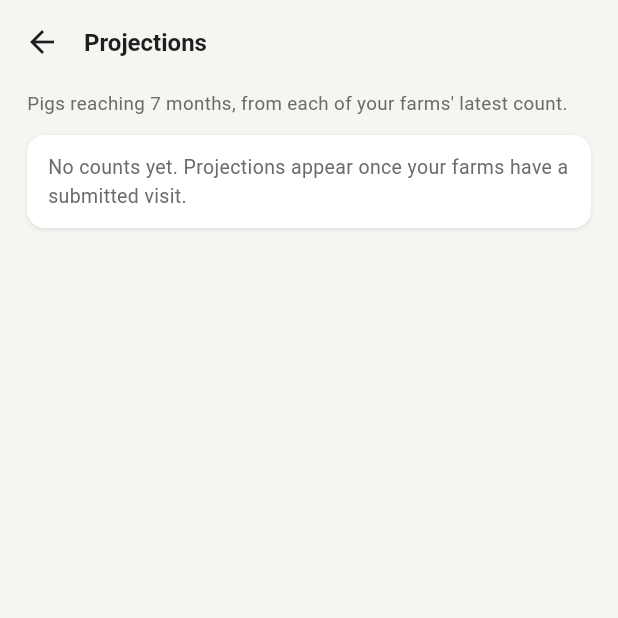
After one commit to mbururyan/piggery-evaluator, a Flutter app: the ProjectionsScreen screen opened directly, on a phone screen of 412 x 824 dp, the top half of it. The commit adds this screen. Run offline on Flutter 3.47's test engine with Material 3 defaults, Android fonts, the phone set to English and light mode, and no system bars; our stand-ins replace cloud_firestore, firebase_auth, firebase_core, firebase_crashlytics, flutter_svg, pdf and 3 more; missing offline and left inert: excel_plus; accounts and stored records are empty.

Commit message:
done projections and release signin keys

```diff
--- a/lib/models/farmer.dart
+++ b/lib/models/farmer.dart
@@ -51,6 +51,7 @@ class FarmerSummary {
     this.growing,
     this.gilts,
     this.boars,
+    this.bands = const {},
     this.scorePct,
   });
 
@@ -67,6 +68,11 @@ class FarmerSummary {
   final int? growing;
   final int? gilts;
   final int? boars;
+
+  /// The latest visit's count per age band, keyed like
+  /// PopulationTemplate.bands (m0_1 … m7p), for the Projections page.
+  /// Empty for summaries written before 25 Nov, until the backfill runs.
+  final Map<String, int> bands;
 
   /// The latest visit's score, 0–100.
   final int? scorePct;
@@ -90,6 +96,10 @@ class FarmerSummary {
       growing: count('growing'),
       gilts: count('gilts'),
       boars: count('boars'),
+      bands: {
+        for (final e in ((pop?['bands'] as Map?) ?? const {}).entries)
+          if (e.value is num) e.key as String: (e.value as num).toInt(),
+      },
       scorePct: (m['score_pct'] as num?)?.toInt(),
     );
   }
--- /dev/null
+++ b/lib/screens/projections_screen.dart
@@ -0,0 +1,288 @@
+import 'package:firebase_crashlytics/firebase_crashlytics.dart';
+import 'package:flutter/material.dart';
+
+import '../models/farmer.dart';
+import '../services/due_visits.dart';
+import '../services/farmer_service.dart';
+import '../services/projection_export.dart';
+import '../services/projections.dart';
+import '../theme/app_theme.dart';
+import '../widgets/charts.dart';
+import 'due_visits_screen.dart';
+import 'farmer_detail_screen.dart';
+
+const _monthNames = [
+  'January', 'February', 'March', 'April', 'May', 'June',
+  'July', 'August', 'September', 'October', 'November', 'December',
+];
+
+/// "Projections", from the drawer: pigs reaching market age (7 months) per
+/// month across the EO's own farmers, this month and the four after it.
+///
+/// Built from each farmer's summary (written by the Cloud Function), not
+/// from visits: the phone only caches its EO's own visits, and a farm's
+/// latest count may be a predecessor's or a paper one.
+class ProjectionsScreen extends StatefulWidget {
+  const ProjectionsScreen({super.key});
+
+  @override
+  State<ProjectionsScreen> createState() => _ProjectionsScreenState();
+}
+
+class _ProjectionsScreenState extends State<ProjectionsScreen> {
+  final _farmers = FarmerService.instance.myFarmers();
+
+  /// Which month rows are open, by position. Several can be open at once,
+  /// so two months' farms can be compared side by side while scrolling.
+  final _open = <int>{};
+
+  /// True while the workbook is being built, so a second tap can't start
+  /// a second export.
+  bool _exporting = false;
+
+  @override
+  Widget build(BuildContext context) {
+    // The stream sits outside the Scaffold so the app bar's Excel button
+    // exports exactly the numbers on screen.
+    return StreamBuilder<List<Farmer>>(
+      stream: _farmers,
+      builder: (context, snap) {
+        final farmers = snap.data;
+        // The same limit as "Due for a visit", so "over 4 months old"
+        // here and the drawer's count always agree.
+        final staleMonths = DueVisitsService.instance.due.value?.months ?? 4;
+        final p = farmers == null
+            ? null
+            : Projections.compute(farmers, now: DateTime.now(), staleMonths: staleMonths);
+
+        return Scaffold(
+          appBar: AppBar(
+            backgroundColor: AppColors.page,
+            foregroundColor: AppColors.ink,
+            titleSpacing: 0,
+            title: const Text('Projections',
+                style: TextStyle(fontSize: 16, fontWeight: FontWeight.w600)),
+            actions: [
+              if (p != null && p.countedFarms > 0)
+                Padding(
+                  padding: const EdgeInsets.only(right: 6),
+                  child: TextButton.icon(
+                    onPressed: _exporting ? null : () => _export(p, staleMonths),
+                    icon: _exporting
+                        ? const SizedBox.square(
+                            dimension: 16, child: CircularProgressIndicator(strokeWidth: 2))
+                        : const Icon(Icons.file_download_outlined, size: 18),
+                    label: const Text('Excel',
+                        style: TextStyle(fontSize: 13, fontWeight: FontWeight.w600)),
+                  ),
+                ),
+            ],
+          ),
+          body: p == null
+              ? const Center(child: CircularProgressIndicator(strokeWidth: 2.4))
+              : _body(p, staleMonths),
+        );
+      },
+    );
+  }
+
+  Future<void> _export(Projections p, int staleMonths) async {
+    setState(() => _exporting = true);
+    final messenger = ScaffoldMessenger.of(context);
+    try {
+      await ProjectionExport.share(p, staleMonths: staleMonths);
+    } catch (e, st) {
+      // Same as the PDF export: tell the EO, and send the details to
+      // Crashlytics so the real error can be seen.
+      FirebaseCrashlytics.instance.recordError(e, st, reason: 'Projections Excel export');
+      messenger.showSnackBar(const SnackBar(
+          content: Text("Couldn't make the Excel file. Please try again.")));
+    } finally {
+      if (mounted) setState(() => _exporting = false);
+    }
+  }
+
+  Widget _body(Projections p, int staleMonths) {
+    final first = p.months.first.month;
+    final last = p.months.last.month;
+    return ListView(
+      padding: const EdgeInsets.fromLTRB(18, 4, 18, 24),
+      children: [
+        const Text(
+          "Pigs reaching ${Projections.readyAge} months, from each of your farms' latest count.",
+          style: TextStyle(fontSize: 12.5, color: AppColors.muted),
+        ),
+        const SizedBox(height: 12),
+        if (p.countedFarms == 0)
+          _card(const Text(
+            'No counts yet. Projections appear once your farms have a submitted visit.',
+            style: TextStyle(fontSize: 13, color: AppColors.muted),
+          ))
+        else ...[
+          _card(Column(crossAxisAlignment: CrossAxisAlignment.stretch, children: [
+            Row(children: [
+              const Expanded(
+                child: Text('Pigs ready for market',
+                    style: TextStyle(
+                        fontSize: 13.5, fontWeight: FontWeight.w600, color: AppColors.ink)),
+              ),
+              Text('${p.totalPigs} by ${_monthNames[last.month - 1].substring(0, 3)}',
+                  style: const TextStyle(fontSize: 12, color: AppColors.muted)),
+            ]),
+            const SizedBox(height: 2),
+            Text('From ${p.countedFarms} ${p.countedFarms == 1 ? 'farm' : 'farms'}',
+                style: const TextStyle(fontSize: 11.5, color: AppColors.muted)),
+            const SizedBox(height: 10),
+            VBarChart(bars: [
+              for (final m in p.months)
+                BarDatum(_monthNames[m.month.month - 1].substring(0, 3), m.pigs,
+                    highlight: m.month == first),
+            ]),
+          ])),
+          for (var i = 0; i < p.months.length; i++) _monthRow(i, p.months[i], i == 0),
+          const SizedBox(height: 4),
+          _notes(p, staleMonths, first, last),
+        ],
+      ],
+    );
+  }
+
+  /// A month's total; tap to see which farms make it up.
+  Widget _monthRow(int i, ProjectedMonth m, bool isThisMonth) {
+    final open = _open.contains(i);
+    final name = '${_monthNames[m.month.month - 1]} ${m.month.year}';
+    // A long list helps nobody on a phone: the biggest ten, then a count.
+    const shown = 10;
+    return Container(
+      margin: const EdgeInsets.only(bottom: 8),
+      decoration: BoxDecoration(
+        color: AppColors.white,
+        borderRadius: BorderRadius.circular(12),
+        boxShadow: AppShadows.card,
+      ),
+      child: Column(children: [
+        InkWell(
+          borderRadius: BorderRadius.circular(12),
+          onTap: m.farms.isEmpty
+              ? null
+              : () => setState(() => open ? _open.remove(i) : _open.add(i)),
+          child: Padding(
+            padding: const EdgeInsets.fromLTRB(14, 12, 10, 12),
+            child: Row(children: [
+              Expanded(
+                child: Column(crossAxisAlignment: CrossAxisAlignment.start, children: [
+                  Text(name,
+                      style: const TextStyle(
+                          fontSize: 13.5, fontWeight: FontWeight.w600, color: AppColors.ink)),
+                  Text(
+                    isThisMonth
+                        ? 'This month'
+                        : '${m.farms.length} ${m.farms.length == 1 ? 'farm' : 'farms'}',
+                    style: const TextStyle(fontSize: 11.5, color: AppColors.muted),
+                  ),
+                ]),
+              ),
+              Text('${m.pigs}',
+                  style: const TextStyle(
+                      fontSize: 17, fontWeight: FontWeight.w700, color: AppColors.ink)),
+              const Text(' pigs', style: TextStyle(fontSize: 12, color: AppColors.muted)),
+              const SizedBox(width: 4),
+              Icon(open ? Icons.expand_less : Icons.expand_more,
+                  size: 20, color: m.farms.isEmpty ? AppColors.line : AppColors.muted),
+            ]),
+          ),
+        ),
+        if (open) ...[
+          const Divider(height: 1, color: AppColors.line),
+          Padding(
+            padding: const EdgeInsets.fromLTRB(14, 4, 14, 8),
+            child: Column(crossAxisAlignment: CrossAxisAlignment.stretch, children: [
+              for (final (f, pigs) in m.farms.take(shown))
+                HBarRow(
+                  label: f.name,
+                  fraction: pigs / m.farms.first.$2,
+                  value: '$pigs',
+                  onTap: () => Navigator.of(context).push(MaterialPageRoute(
+                      builder: (_) => FarmerDetailScreen(farmerId: f.id))),
+                ),
+              if (m.farms.length > shown)
+                Padding(
+                  padding: const EdgeInsets.only(top: 4),
+                  child: Text(
+                    '+ ${m.farms.length - shown} more farms, '
+                    '${m.farms.skip(shown).fold<int>(0, (n, e) => n + e.$2)} pigs',
+                    style: const TextStyle(fontSize: 11.5, color: AppColors.muted),
+                  ),
+                ),
+            ]),
+          ),
+        ],
+      ]),
+    );
+  }
+
+  /// What the numbers leave out. Plain sentences: these are the questions
+  /// a manager asks first when shown a forecast.
+  Widget _notes(Projections p, int staleMonths, DateTime first, DateTime last) {
+    final firstName = _monthNames[first.month - 1];
+    final lastName = _monthNames[last.month - 1];
+    final lines = <Widget>[
+      if (p.staleFarms > 0)
+        _note(
+          '${p.staleFarms} of ${p.countedFarms} farms were last counted over '
+          '$staleMonths months ago. Still included, but those numbers are the '
+          'least reliable.',
+          action: TextButton(
+            onPressed: () => Navigator.of(context)
+                .push(MaterialPageRoute(builder: (_) => const DueVisitsScreen())),
+            child: const Text("See who's due",
+                style: TextStyle(fontSize: 12.5, fontWeight: FontWeight.w600)),
+          ),
+        ),
+      if (p.pastPigs > 0)
+        _note('${p.pastPigs} pigs from older counts were ready before $firstName. '
+            "Left out: they've most likely gone."),
+      if (p.laterPigs > 0)
+        _note('${p.laterPigs} younger pigs will be ready after $lastName.'),
+      if (p.uncountedFarms > 0)
+        _note('${p.uncountedFarms} of your farms have no count yet and are not included.'),
+      _note('Litters born after a visit are not counted, so later months will '
+          'turn out higher than shown.'),
+      _note('These are pigs reaching market age, not confirmed deliveries to FCL.'),
+    ];
+    return _card(Column(crossAxisAlignment: CrossAxisAlignment.stretch, children: [
+      const Text('About these numbers',
+          style: TextStyle(fontSize: 13, fontWeight: FontWeight.w600, color: AppColors.ink)),
+      const SizedBox(height: 6),
+      ...lines,
+    ]));
+  }
+
+  Widget _note(String text, {Widget? action}) => Padding(
+        padding: const EdgeInsets.symmetric(vertical: 3),
+        child: Column(crossAxisAlignment: CrossAxisAlignment.stretch, children: [
+          Row(crossAxisAlignment: CrossAxisAlignment.start, children: [
+            const Padding(
+              padding: EdgeInsets.only(top: 6, right: 8),
+              child: Icon(Icons.circle, size: 5, color: AppColors.muted),
+            ),
+            Expanded(
+              child: Text(text,
+                  style: const TextStyle(fontSize: 12.5, height: 1.35, color: AppColors.ink)),
+            ),
+          ]),
+          if (action != null) Align(alignment: Alignment.centerRight, child: action),
+        ]),
+      );
+
+  Widget _card(Widget child) => Container(
+        margin: const EdgeInsets.only(bottom: 10),
+        padding: const EdgeInsets.fromLTRB(14, 12, 14, 12),
+        decoration: BoxDecoration(
+          color: AppColors.white,
+          borderRadius: BorderRadius.circular(12),
+          boxShadow: AppShadows.card,
+        ),
+        child: child,
+      );
+}
--- a/lib/services/pdf_report.dart
+++ b/lib/services/pdf_report.dart
@@ -342,7 +342,7 @@ class PdfReport {
           pw.SizedBox(
             width: 80,
             child: pw.Text(
-              value == null ? '—' : '${_num(value)} ${k.unit}',
+              '${_num(value)} ${k.unit}',
               textAlign: pw.TextAlign.right,
               style: pw.TextStyle(
                   fontSize: 9.5,
--- /dev/null
+++ b/lib/services/projections.dart
@@ -0,0 +1,134 @@
+import '../constants/visit_template.dart';
+import '../models/farmer.dart';
+
+/// One month on the Projections page.
+class ProjectedMonth {
+  ProjectedMonth(this.month);
+
+  /// The 1st of the month, local time.
+  final DateTime month;
+  int pigs = 0;
+
+  /// Each farm's share of this month, biggest first once [Projections.compute]
+  /// has finished: what the month expands to on tap.
+  final List<(Farmer, int)> farms = [];
+}
+
+/// Pigs reaching market age per month, from each farm's latest count.
+///
+/// The rule is the one in Ryan's projections R script: a pig counted in
+/// age band N (0–1 is 0, 1–2 is 1 … 6–7 is 6, 7+ is 7) is ready
+/// (7 − N) months after the month of the visit. So a November visit's 7+
+/// pigs are ready in November and its 0–1 pigs in June.
+///
+/// What it can't know, and the page says so:
+/// - litters born after the visit aren't counted, so later months always
+///   look lower than they'll turn out;
+/// - it's pigs reaching 7 months, not pigs FCL will receive.
+///
+/// Pure: no Firestore, no clock, so it can be checked by hand for any date.
+class Projections {
+  Projections._({
+    required this.months,
+    required this.pastPigs,
+    required this.laterPigs,
+    required this.countedFarms,
+    required this.staleFarms,
+    required this.uncountedFarms,
+  });
+
+  /// Ready age in months (Ryan, 17 Nov: 7+). Also the top band's number.
+  static const readyAge = 7;
+
+  /// This month and the four after it (Ryan, 25 Nov: like the Aug–Dec
+  /// workbook, five months in all).
+  static const monthsAhead = 4;
+
+  final List<ProjectedMonth> months;
+
+  /// Pigs whose ready month came before this month, so they're left out
+  /// (25 Nov: very likely sold already). Shown as a count, not hidden.
+  final int pastPigs;
+
+  /// Pigs ready after the last month shown: young pigs from recent visits
+  /// (a November 0–1 pig is ready in June). Not lost, just beyond the page.
+  final int laterPigs;
+
+  /// Farms with band counts, all of which are in the numbers.
+  final int countedFarms;
+
+  /// Of [countedFarms], those whose latest count is older than the "due
+  /// for a visit" limit. Still counted (25 Nov), but flagged as shaky.
+  final int staleFarms;
+
+  /// Farms with no band counts: never visited, or visited before the
+  /// bands were added to the summary and not yet backfilled.
+  final int uncountedFarms;
+
+  int get totalPigs => months.fold(0, (n, m) => n + m.pigs);
+
+  /// [staleMonths] is the same "due for a visit" limit as the drawer's
+  /// list, passed in so both always use one number.
+  static Projections compute(
+    List<Farmer> farmers, {
+    required DateTime now,
+    required int staleMonths,
+  }) {
+    // Months counted from year 0, so "7 months after October 2026" is
+    // plain addition and December rolls into January by itself. This is
+    // what the R script's hand-typed month grid did, without the typos.
+    int index(DateTime d) => d.year * 12 + d.month - 1;
+    final thisMonth = index(now);
+
+    final months = [
+      for (var i = 0; i <= monthsAhead; i++) ProjectedMonth(DateTime(now.year, now.month + i, 1)),
+    ];
+    final staleCutoff = DateTime(now.year, now.month - staleMonths, now.day);
+
+    var past = 0, later = 0, counted = 0, stale = 0, uncounted = 0;
+
+    for (final f in farmers) {
+      final s = f.summary;
+      if (s == null || s.lastVisitDate == null || s.bands.isEmpty) {
+        uncounted++;
+        continue;
+      }
+      counted++;
+      if (s.lastVisitDate!.isBefore(staleCutoff)) stale++;
+
+      final visited = index(s.lastVisitDate!);
+      // Per farm first, so a month's list shows each farm once with its
+      // total for that month, not once per band.
+      final perMonth = <int, int>{};
+      for (var n = 0; n < PopulationTemplate.bands.length; n++) {
+        final pigs = s.bands[PopulationTemplate.bands[n].$1] ?? 0;
+        if (pigs <= 0) continue;
+        final ready = visited + (readyAge - n);
+        if (ready < thisMonth) {
+          past += pigs;
+        } else if (ready - thisMonth <= monthsAhead) {
+          perMonth[ready - thisMonth] = (perMonth[ready - thisMonth] ?? 0) + pigs;
+        } else {
+          later += pigs;
+        }
+      }
+      perMonth.forEach((i, pigs) {
+        months[i].pigs += pigs;
+        months[i].farms.add((f, pigs));
+      });
+    }
+
+    for (final m in months) {
+      m.farms.sort((a, b) => b.$2.compareTo(a.$2));
+    }
+
+    return Projections._(
+      months: months,
+      pastPigs: past,
+      laterPigs: later,
+      countedFarms: counted,
+      staleFarms: stale,
+      uncountedFarms: uncounted,
+    );
+  }
+}
--- a/pubspec.yaml
+++ b/pubspec.yaml
@@ -46,6 +46,8 @@ dependencies:
   pdf: ^3.13.0
   printing: ^5.15.0
   firebase_crashlytics: ^6.1.0
+  excel_plus: ^2.29.3
+  share_plus: ^13.3.1
 
 dev_dependencies:
   flutter_test:
```
Also changed, not shown: lib/services/projection_export.dart (added, +246 -0 lines), lib/widgets/app_drawer.dart (+11 -0 lines), pubspec.lock, 2 other files.
